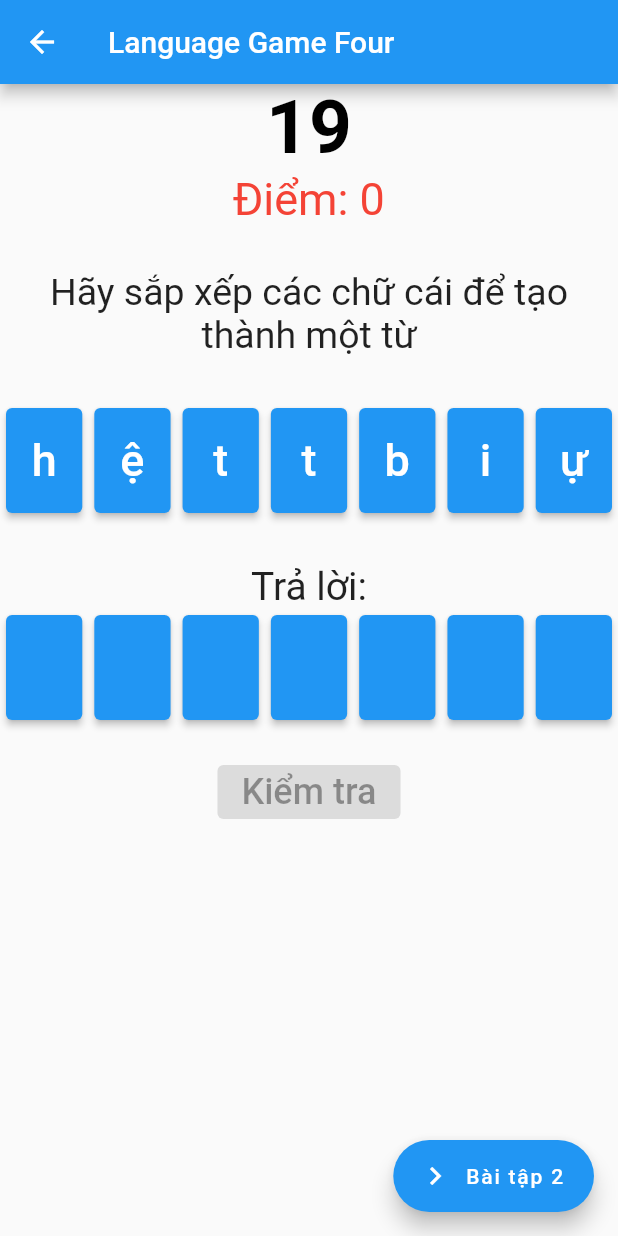
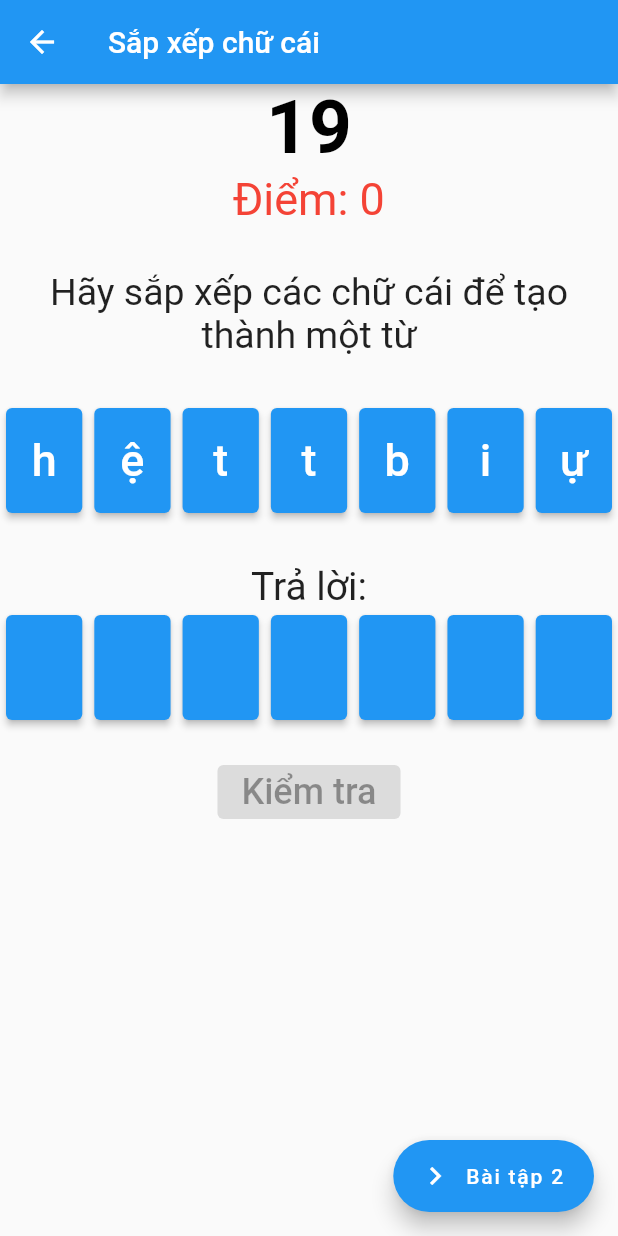
Before and after one commit to TrNgTien/Brain-Training, a Flutter app: the LanguageGameFour screen opened directly, on a phone screen of 412 x 824 dp. Run offline on Flutter 3.47's test engine with Material 2 defaults, Android fonts, the phone set to English and light mode, and no system bars; our stand-ins replace flutter_spinkit, flutter_svg; missing offline and left inert: function_tree.

Commit message:
Viet | Fix | Fix recommend in PR

```diff
--- a/lib/screens/language_domain/language_game_four.dart
+++ b/lib/screens/language_domain/language_game_four.dart
@@ -205,6 +205,7 @@ class _LanguageGameFourState extends State<LanguageGameFour> {
   @override
   void dispose() {
     super.dispose();
+    countdownTimer!.cancel();
   }
 
   @override
@@ -213,7 +214,7 @@ class _LanguageGameFourState extends State<LanguageGameFour> {
 
     return Scaffold(
       appBar: AppBar(
-        title: const Text('Language Game Four'),
+        title: const Text("Sắp xếp chữ cái"),
       ),
       body: SingleChildScrollView(
         child: Center(
```
